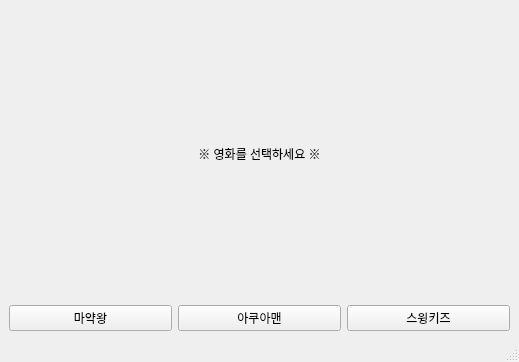
Before: the Qt Designer form UI/ui_text1.ui in sungwooman91/Huconn_Project_1, drawn with Qt 5.
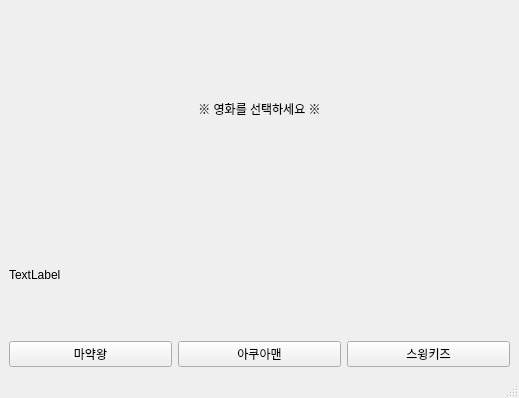
After: the same form once the commit is applied.

Patch:
```diff
--- a/UI/ui_text1.ui
+++ b/UI/ui_text1.ui
@@ -7,7 +7,7 @@
     <x>0</x>
     <y>0</y>
     <width>519</width>
-    <height>362</height>
+    <height>398</height>
    </rect>
   </property>
   <property name="windowTitle">
@@ -16,6 +16,8 @@
   <widget class="QWidget" name="centralwidget">
    <layout class="QVBoxLayout" name="verticalLayout">
     <item>
+     <layout class="QVBoxLayout" name="verticalLayout_2">
+      <item>
      <widget class="QLabel" name="label">
       <property name="minimumSize">
        <size>
@@ -32,6 +34,24 @@
      </widget>
     </item>
     <item>
+       <widget class="QLabel" name="label_2">
+        <property name="minimumSize">
+         <size>
+          <width>0</width>
+          <height>100</height>
+         </size>
+        </property>
+        <property name="text">
+         <string>TextLabel</string>
+        </property>
+        <property name="textFormat">
+         <enum>Qt::PlainText</enum>
+        </property>
+       </widget>
+      </item>
+     </layout>
+    </item>
+    <item>
      <layout class="QHBoxLayout" name="horizontalLayout">
       <item>
        <widget class="QPushButton" name="pushButton">
```
Left out of the diff: 27 changed lines with no effect on the pictures. Lines whose indentation alone changed are shown as unchanged.
